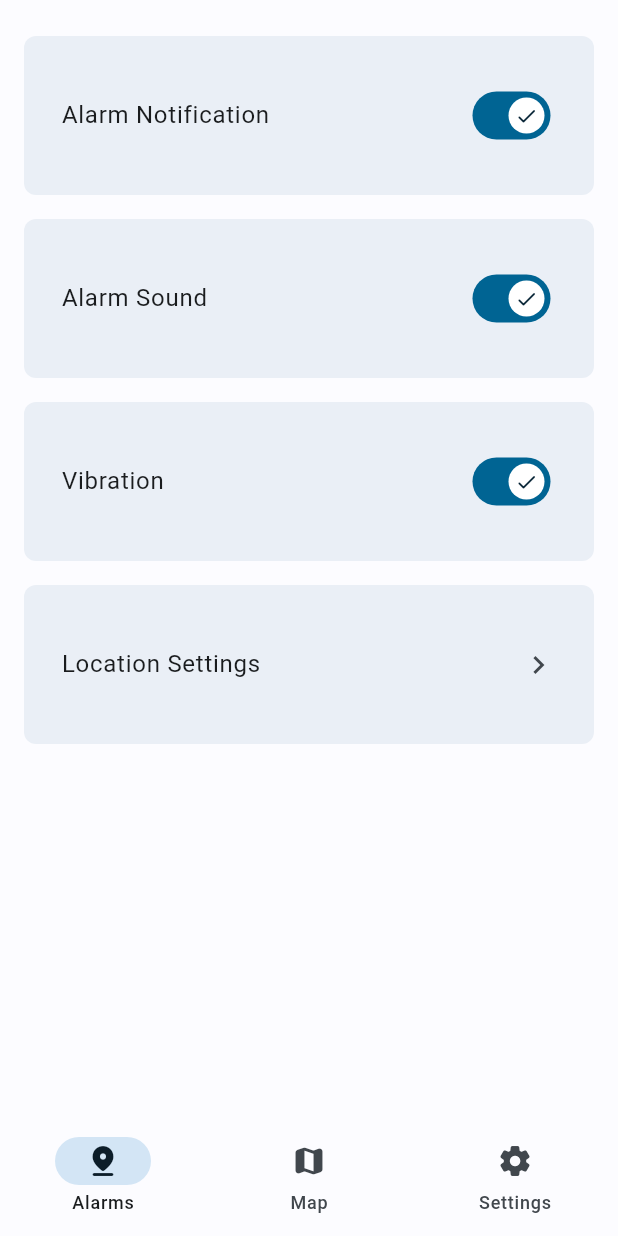
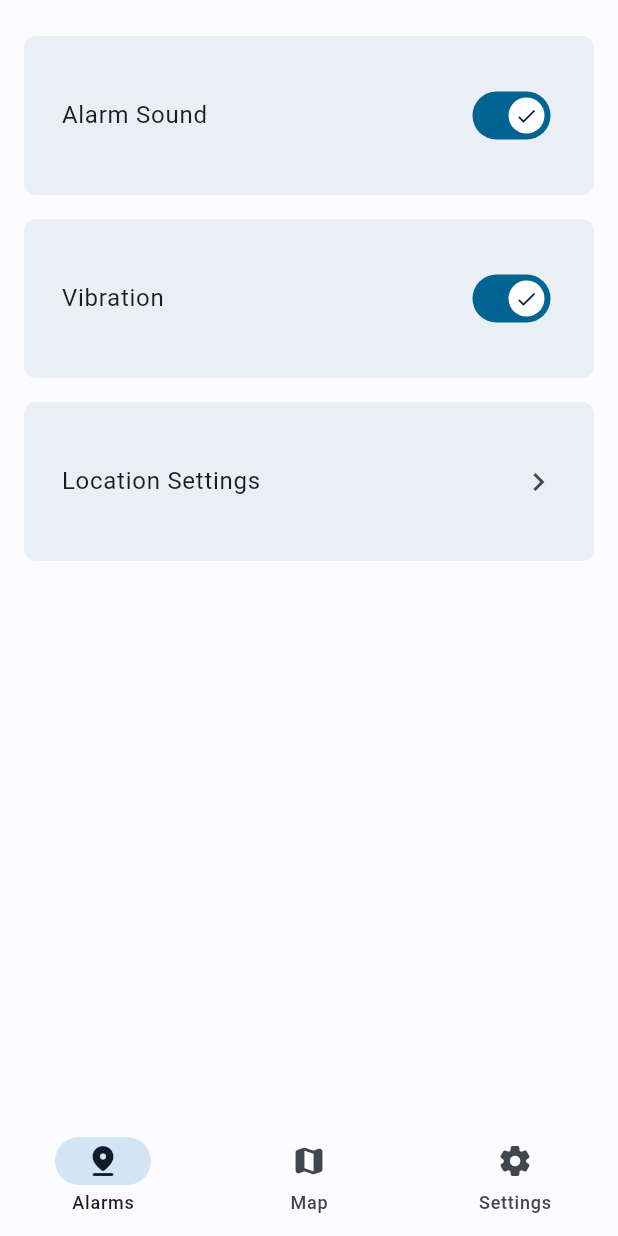
Before and after one commit to JamesMoreau/Loca-Alert, a Flutter app: the screen it shows after launch, swiped to page 3, on a phone screen of 412 x 824 dp. Run offline on Flutter 3.47's test engine with Material 3 defaults, Android fonts, the phone set to English and light mode, and no system bars; our stand-ins replace flutter_map, geolocator, get, latlong2, shared_preferences, vibration; missing offline and left inert: fast_color_picker, flutter_map_location_marker.

Commit message:
Fixes and improvements

```diff
--- a/lib/alarm.dart
+++ b/lib/alarm.dart
@@ -14,7 +14,7 @@ class Alarm {
 
 Alarm createAlarm({required String name, required LatLng position, required double radius, Color? color, bool? active}) {
   var alarm = Alarm();
-  alarm.id = idGenerator.v1();
+  alarm.id = idGenerator.v1(); // time-based unique id
   alarm.name = name;
   alarm.color = color ?? Colors.redAccent;
   alarm.position = position;
--- a/lib/main.dart
+++ b/lib/main.dart
@@ -15,11 +15,11 @@ import 'package:vibration/vibration.dart';
 
 /*
   TODO:
-  fix black screen thing
   actually make alarm work
   alarm notification
   switch map tile provider (mapbox, thunderforest, etc)
   checkout mapbox: https://docs.fleaflet.dev/tile-servers/using-mapbox
+  some sort of ui warning if user location is disabled.
   tile chaching
   show some sort icon on map for alarm if too zoomed out to see the circle. (could use current zoom level to determine this).
   App Logo
--- a/lib/settings_view.dart
+++ b/lib/settings_view.dart
@@ -17,7 +17,7 @@ class SettingsView extends StatelessWidget {
           child: ListView(
             padding: EdgeInsets.all(16),
             children: [
-              Padding(
+              /*Padding(
                 padding: const EdgeInsets.symmetric(vertical: 8),
                 child: SwitchListTile(
                   title: Text('Alarm Notification'),
@@ -27,7 +27,7 @@ class SettingsView extends StatelessWidget {
                   },
                   thumbIcon: thumbIcon,
                 ),
-              ),
+              ),*/
               Padding(
                 padding: const EdgeInsets.symmetric(vertical: 8),
                 child: SwitchListTile(
--- a/lib/triggered_alarm_dialog.dart
+++ b/lib/triggered_alarm_dialog.dart
@@ -1,4 +1,3 @@
-import 'dart:async';
 import 'package:flutter/material.dart';
 import 'package:get/get.dart';
 import 'package:proxmity_alarm/alarm.dart';
@@ -30,9 +29,6 @@ void showAlarmDialog(BuildContext context, String alarmId) {
     Navigator.pop(context);
     pas.alarmIsCurrentlyTriggered = false;
   }
-
-  // Start a timer to automatically close the dialog after 5 minutes (300 seconds)
-  Timer(Duration(minutes: 1), () => deactivateAlarmAndCloseDialog(context));
 
   showGeneralDialog<void>(
     context: context,
```
